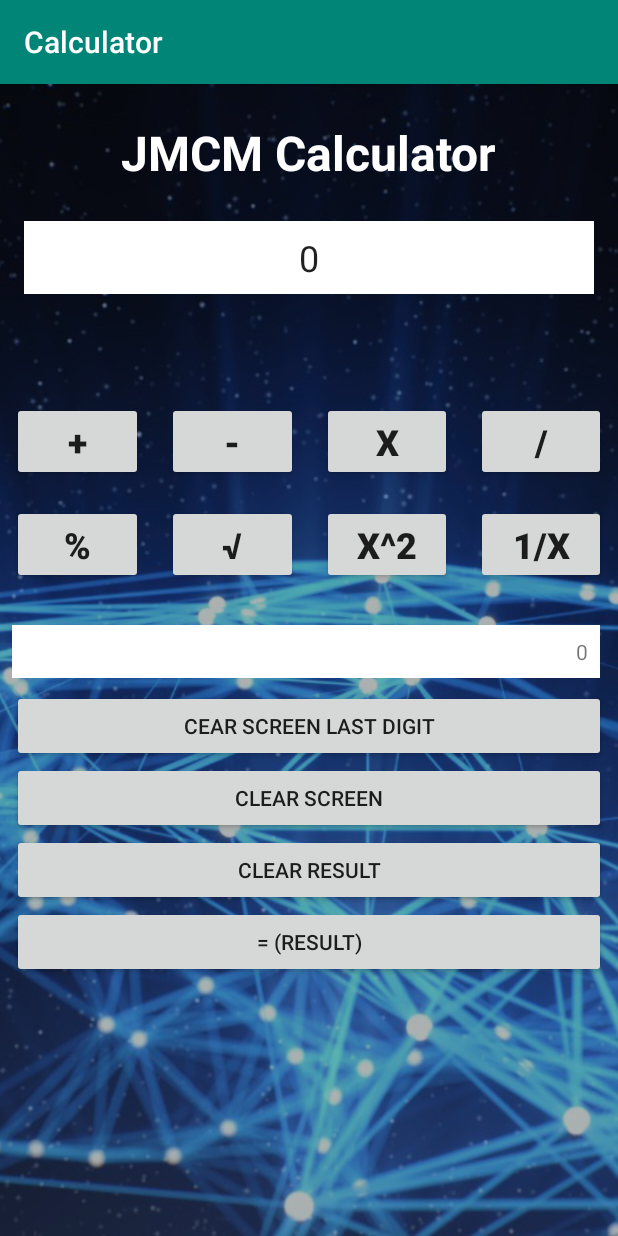
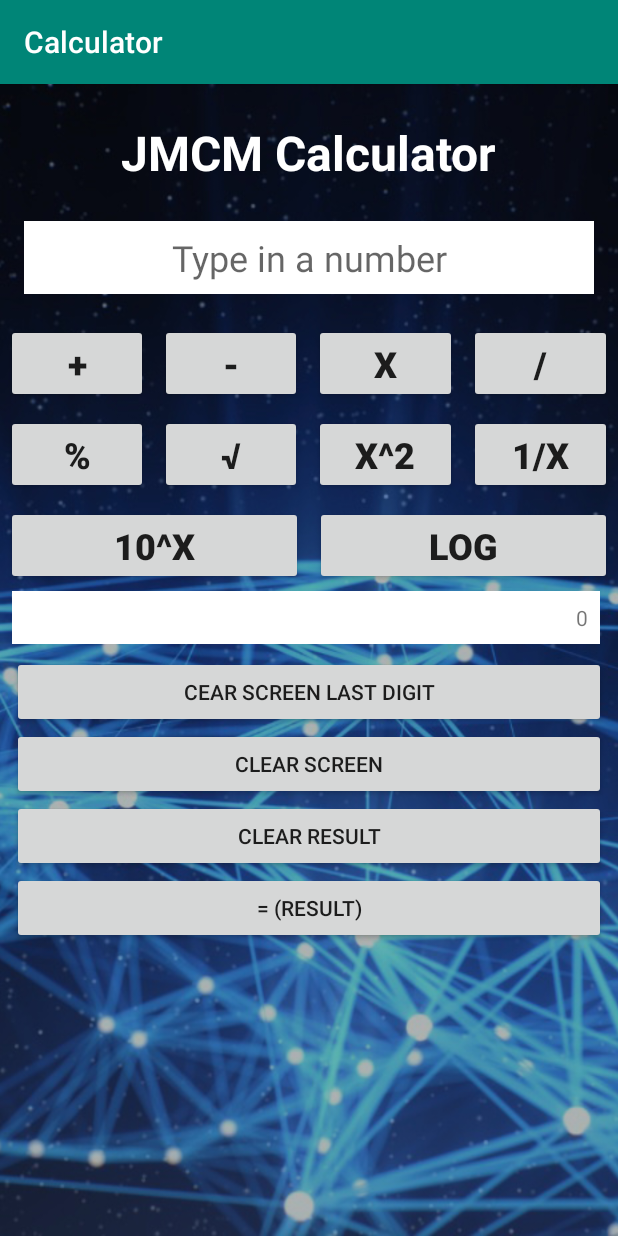
Before and after one commit to JMCMARQUES/JMCM, an Android app: the screen it shows after launch (MainActivity), on a phone screen of 412 x 824 dp. Run offline under Robolectric (Android 15) with nearby library versions, the phone set to English and light mode, and no system bars.

Commit message:
new features added to the calculator

```diff
--- a/app/src/main/java/com/example/calculator/MainActivity.java
+++ b/app/src/main/java/com/example/calculator/MainActivity.java
@@ -138,6 +138,24 @@ public class MainActivity extends AppCompatActivity {
     }
 
     /**
+     * @param view
+     */
+    public void tenPot(View view) {
+        operator = "tenPot";
+        fetchSendNumber(operator);
+        clearAll(view);
+    }
+
+    /**
+     * @param view
+     */
+    public void log(View view) {
+        operator = "log";
+        fetchSendNumber(operator);
+        clearAll(view);
+    }
+
+    /**
      * @param operator
      */
     private void fetchSendNumber(String operator) {
@@ -151,7 +169,7 @@ public class MainActivity extends AppCompatActivity {
             double result;
 
             TextView textView = findViewById(R.id.display);
-            if (oldNumber == 0 && operator != "%" && operator != "squareRoot" && operator != "pot" && operator != "inv") {
+            if (oldNumber == 0 && operator != "%" && operator != "squareRoot" && operator != "pot" && operator != "inv" && operator != "tenPot" && operator != "log") {
                 textView.setText(String.valueOf(introducedNumber));
 
             } else {
--- a/app/src/main/java/com/example/calculator/operationsPackage/Core.java
+++ b/app/src/main/java/com/example/calculator/operationsPackage/Core.java
@@ -1,7 +1,6 @@
 package com.example.calculator.operationsPackage;
 
 public class Core {
-
 
     /**
      * @param operator
@@ -36,6 +35,12 @@ public class Core {
         } else if (operator.equals("inv")) {
             result = 1 / introducedN;
 
+        } else if (operator.equals("tenPot")) {
+            result = Math.pow(10, introducedN);
+
+        } else if (operator.equals("log")) {
+            result = Math.log(introducedN);
+
         } else {
             result = 000000;
         }
--- a/app/src/main/res/layout/activity_main.xml
+++ b/app/src/main/res/layout/activity_main.xml
@@ -43,7 +43,7 @@
         android:hint="@string/number_request"
         android:inputType="numberDecimal"
         android:padding="8dp"
-        android:text="@string/zero"
+        android:text=""
         android:textAlignment="center"
         android:textSize="24sp"
         app:layout_constraintEnd_toEndOf="parent"
@@ -52,8 +52,8 @@
 
     <RelativeLayout
         android:layout_width="match_parent"
-        android:layout_height="400dp"
-        android:layout_marginTop="64dp"
+        android:layout_height="425dp"
+        android:layout_marginTop="16dp"
         app:layout_constraintEnd_toEndOf="parent"
         app:layout_constraintTop_toBottomOf="@id/writeHere">
 
@@ -68,7 +68,7 @@
                 android:layout_width="wrap_content"
                 android:layout_height="wrap_content"
                 android:layout_alignParentTop="true"
-                android:layout_margin="8dp"
+                android:layout_margin="4dp"
                 android:layout_weight="1"
                 android:onClick="sum"
                 android:text="@string/sum"
@@ -80,7 +80,7 @@
                 android:layout_width="wrap_content"
                 android:layout_height="wrap_content"
                 android:layout_alignParentTop="true"
-                android:layout_margin="8dp"
+                android:layout_margin="4dp"
                 android:layout_weight="1"
                 android:onClick="minus"
                 android:text="@string/minus"
@@ -92,7 +92,7 @@
                 android:layout_width="wrap_content"
                 android:layout_height="wrap_content"
                 android:layout_alignParentTop="true"
-                android:layout_margin="8dp"
+                android:layout_margin="4dp"
                 android:layout_weight="1"
                 android:onClick="multiply"
                 android:text="@string/multiply"
@@ -104,7 +104,7 @@
                 android:layout_width="wrap_content"
                 android:layout_height="wrap_content"
                 android:layout_alignParentEnd="true"
-                android:layout_margin="8dp"
+                android:layout_margin="4dp"
                 android:layout_weight="1"
                 android:onClick="divide"
                 android:text="@string/divide"
@@ -113,6 +113,7 @@
         </LinearLayout>
 
         <LinearLayout
+            android:id="@+id/secondOperatorLine"
             android:layout_width="match_parent"
             android:layout_height="wrap_content"
             android:layout_below="@id/operatiorLine"
@@ -123,7 +124,7 @@
                 android:layout_width="wrap_content"
                 android:layout_height="wrap_content"
                 android:layout_alignParentTop="true"
-                android:layout_margin="8dp"
+                android:layout_margin="4dp"
                 android:layout_weight="1"
                 android:onClick="percentage"
                 android:text="@string/percent"
@@ -135,7 +136,7 @@
                 android:layout_width="wrap_content"
                 android:layout_height="wrap_content"
                 android:layout_alignParentTop="true"
-                android:layout_margin="8dp"
+                android:layout_margin="4dp"
                 android:layout_weight="1"
                 android:onClick="rootSq"
                 android:text="@string/rSquare"
@@ -147,7 +148,7 @@
                 android:layout_width="wrap_content"
                 android:layout_height="wrap_content"
                 android:layout_alignParentTop="true"
-                android:layout_margin="8dp"
+                android:layout_margin="4dp"
                 android:layout_weight="1"
                 android:onClick="pot"
                 android:text="@string/poten2"
@@ -159,12 +160,46 @@
                 android:layout_width="wrap_content"
                 android:layout_height="wrap_content"
                 android:layout_alignParentEnd="true"
-                android:layout_margin="8dp"
+                android:layout_margin="4dp"
                 android:layout_weight="1"
                 android:onClick="inverse"
                 android:text="@string/inverse"
                 android:textSize="24sp"
                 android:textStyle="bold" />
+        </LinearLayout>
+
+        <LinearLayout
+            android:id="@+id/thirdOperatorLine"
+            android:layout_width="match_parent"
+            android:layout_height="wrap_content"
+            android:layout_below="@id/secondOperatorLine"
+            android:orientation="horizontal">
+
+            <Button
+                android:id="@+id/tenPot"
+                android:layout_width="wrap_content"
+                android:layout_height="wrap_content"
+                android:layout_alignParentTop="true"
+                android:layout_margin="4dp"
+                android:layout_weight="1"
+                android:onClick="tenPot"
+                android:text="@string/tenPot"
+                android:textSize="24sp"
+                android:textStyle="bold" />
+
+            <Button
+                android:id="@+id/log"
+                android:layout_width="wrap_content"
+                android:layout_height="wrap_content"
+                android:layout_alignParentTop="true"
+                android:layout_margin="4dp"
+                android:layout_weight="1"
+                android:onClick="log"
+                android:text="@string/log"
+                android:textSize="24sp"
+                android:textStyle="bold" />
+
+
         </LinearLayout>
 
         <Button
@@ -205,6 +240,7 @@
             android:layout_width="392dp"
             android:layout_height="wrap_content"
             android:layout_above="@id/clearLast"
+            android:layout_below="@id/thirdOperatorLine"
             android:layout_marginLeft="8dp"
             android:layout_marginRight="8dp"
             android:layout_marginBottom="8dp"
--- a/app/src/main/res/values/strings.xml
+++ b/app/src/main/res/values/strings.xml
@@ -15,5 +15,7 @@
     <string name="rSquare">√</string>
     <string name="poten2">x^2</string>
     <string name="inverse">1/x</string>
+    <string name="tenPot">10^x</string>
+    <string name="log">log</string>
 
 </resources>
```
